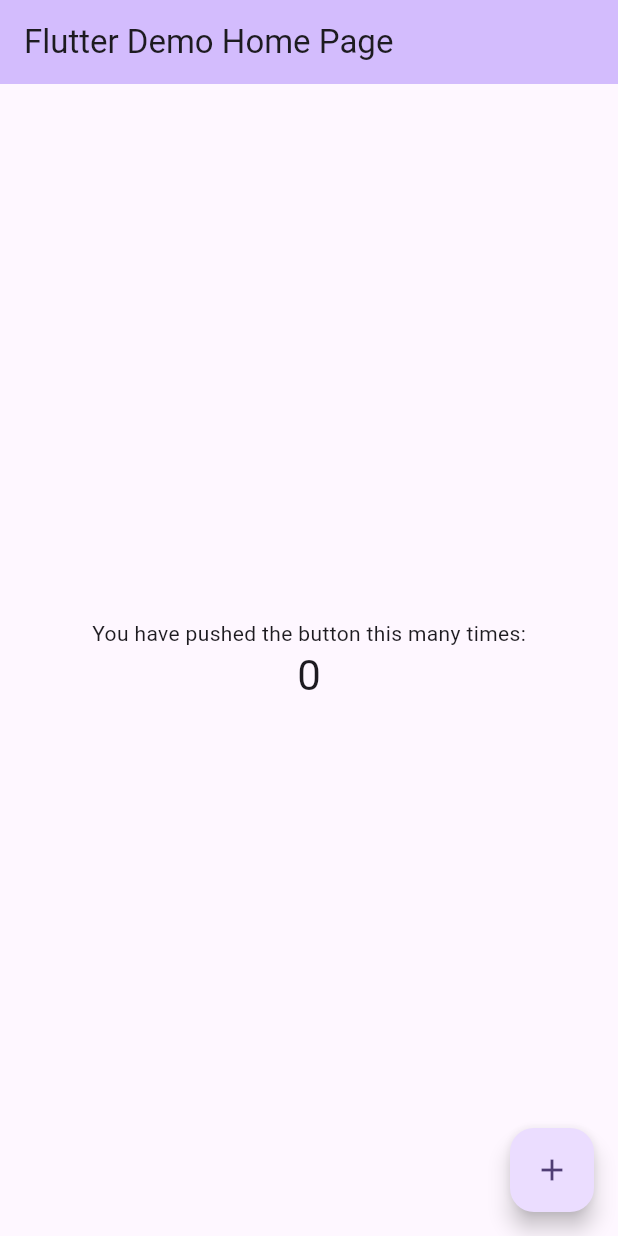
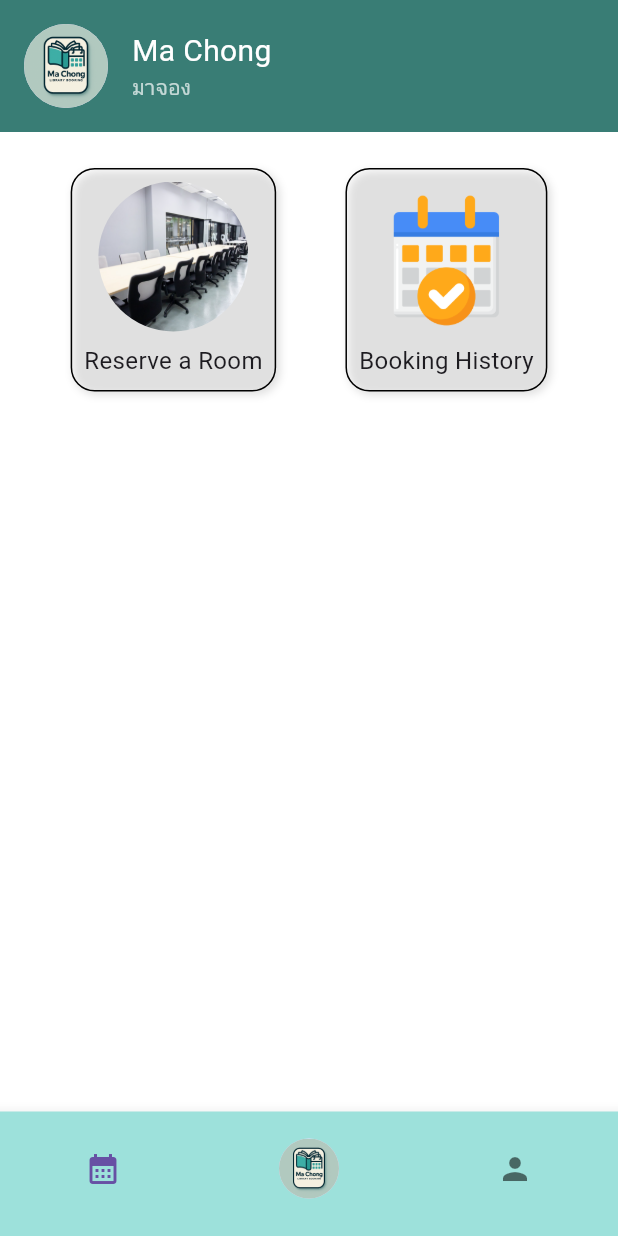
Before and after one commit to TangTuTy/ITDS283_sec1_Gr7_Majong, a Flutter app: the screen it shows after launch, on a phone screen of 412 x 824 dp. Run offline on Flutter 3.47's test engine with Material 3 defaults, Android fonts, the phone set to English and light mode, and no system bars.

Commit message:
Nav and Buttom

```diff
--- a/lib/main.dart
+++ b/lib/main.dart
@@ -1,124 +1,18 @@
 import 'package:flutter/material.dart';
+import 'package:myapp/pages/Homepage.dart';
 
 void main() {
-  runApp(const MyApp());
+  runApp(const MaChongApp());
 }
 
-class MyApp extends StatelessWidget {
-  const MyApp({super.key});
+class MaChongApp extends StatelessWidget {
+  const MaChongApp({super.key});
 
-  // This widget is the root of your application.
   @override
   Widget build(BuildContext context) {
-    return MaterialApp(
-      title: 'Flutter Demo',
-      theme: ThemeData(
-        // This is the theme of your application.
-        //
-        // TRY THIS: Try running your application with "flutter run". You'll see
-        // the application has a purple toolbar. Then, without quitting the app,
-        // try changing the seedColor in the colorScheme below to Colors.green
-        // and then invoke "hot reload" (save your changes or press the "hot
-        // reload" button in a Flutter-supported IDE, or press "r" if you used
-        // the command line to start the app).
-        //
-        // Notice that the counter didn't reset back to zero; the application
-        // state is not lost during the reload. To reset the state, use hot
-        // restart instead.
-        //
-        // This works for code too, not just values: Most code changes can be
-        // tested with just a hot reload.
-        colorScheme: ColorScheme.fromSeed(seedColor: Colors.deepPurple),
-        useMaterial3: true,
-      ),
-      home: const MyHomePage(title: 'Flutter Demo Home Page'),
+    return const MaterialApp(
+      home: Homepage(),
+      debugShowCheckedModeBanner: false,
     );
   }
 }
-
-class MyHomePage extends StatefulWidget {
-  const MyHomePage({super.key, required this.title});
-
-  // This widget is the home page of your application. It is stateful, meaning
-  // that it has a State object (defined below) that contains fields that affect
-  // how it looks.
-
-  // This class is the configuration for the state. It holds the values (in this
-  // case the title) provided by the parent (in this case the App widget) and
-  // used by the build method of the State. Fields in a Widget subclass are
-  // always marked "final".
-
-  final String title;
-
-  @override
-  State<MyHomePage> createState() => _MyHomePageState();
-}
-
-class _MyHomePageState extends State<MyHomePage> {
-  int _counter = 0;
-
-  void _incrementCounter() {
-    setState(() {
-      // This call to setState tells the Flutter framework that something has
-      // changed in this State, which causes it to rerun the build method below
-      // so that the display can reflect the updated values. If we changed
-      // _counter without calling setState(), then the build method would not be
-      // called again, and so nothing would appear to happen.
-      _counter++;
-    });
-  }
-
-  @override
-  Widget build(BuildContext context) {
-    // This method is rerun every time setState is called, for instance as done
-    // by the _incrementCounter method above.
-    //
-    // The Flutter framework has been optimized to make rerunning build methods
-    // fast, so that you can just rebuild anything that needs updating rather
-    // than having to individually change instances of widgets.
-    return Scaffold(
-      appBar: AppBar(
-        // TRY THIS: Try changing the color here to a specific color (to
-        // Colors.amber, perhaps?) and trigger a hot reload to see the AppBar
-        // change color while the other colors stay the same.
-        backgroundColor: Theme.of(context).colorScheme.inversePrimary,
-        // Here we take the value from the MyHomePage object that was created by
-        // the App.build method, and use it to set our appbar title.
-        title: Text(widget.title),
-      ),
-      body: Center(
-        // Center is a layout widget. It takes a single child and positions it
-        // in the middle of the parent.
-        child: Column(
-          // Column is also a layout widget. It takes a list of children and
-          // arranges them vertically. By default, it sizes itself to fit its
-          // children horizontally, and tries to be as tall as its parent.
-          //
-          // Column has various properties to control how it sizes itself and
-          // how it positions its children. Here we use mainAxisAlignment to
-          // center the children vertically; the main axis here is the vertical
-          // axis because Columns are vertical (the cross axis would be
-          // horizontal).
-          //
-          // TRY THIS: Invoke "debug painting" (choose the "Toggle Debug Paint"
-          // action in the IDE, or press "p" in the console), to see the
-          // wireframe for each widget.
-          mainAxisAlignment: MainAxisAlignment.center,
-          children: <Widget>[
-            const Text('You have pushed the button this many times:'),
-            Text(
-              '$_counter',
-              style: Theme.of(context).textTheme.headlineMedium,
-            ),
-          ],
-        ),
-      ),
-      floatingActionButton: FloatingActionButton(
-        onPressed: _incrementCounter,
-        tooltip: 'Increment',
-        child: const Icon(Icons.add),
-      ), // This trailing comma makes auto-formatting nicer for build methods.
-    );
-  }
-}
-//ทดสอบcommit phruek
--- /dev/null
+++ b/lib/pages/Homepage.dart
@@ -0,0 +1,172 @@
+import 'package:flutter/material.dart';
+import 'package:myapp/pages/Reservation.dart';
+import 'package:myapp/pages/BookingHistory.dart'; // เพิ่มการ import หน้า BookingHistory
+
+class Homepage extends StatelessWidget {
+  const Homepage({super.key});
+
+  void navigateToReservation(BuildContext context) {
+    Navigator.push(
+      context,
+      MaterialPageRoute(builder: (context) => const ReservationPage()),
+    );
+  }
+
+  void navigateToBookingHistory(BuildContext context) {
+    Navigator.push(
+      context,
+      MaterialPageRoute(builder: (context) => const BookingHistoryPage()), // เพิ่มการเชื่อมไปหน้า BookingHistory
+    );
+  }
+
+  @override
+  Widget build(BuildContext context) {
+    return Scaffold(
+      backgroundColor: Colors.white,
+
+      // BottomNavigationBar แบบที่มีโลโก้ตรงกลาง
+      bottomNavigationBar: BottomNavigationBar(
+        backgroundColor: const Color(0xFF9DE1DB),
+        showSelectedLabels: false,
+        showUnselectedLabels: false,
+        items: [
+          BottomNavigationBarItem(
+            icon: IconButton(
+              icon: const Icon(Icons.calendar_month),
+              onPressed: () => navigateToReservation(context),
+            ),
+            label: '',
+          ),
+          BottomNavigationBarItem(
+            icon: CircleAvatar(
+              radius: 20, // ขนาดของ CircleAvatar
+              backgroundImage: AssetImage('assets/logo.png'),
+            ),
+            label: '',
+          ),
+          const BottomNavigationBarItem(
+            icon: Icon(Icons.person),
+            label: '',
+          ),
+        ],
+      ),
+
+      body: SafeArea(
+        child: Column(
+          children: [
+            // Header
+            Container(
+              color: const Color(0xFF397D75),
+              padding: const EdgeInsets.all(16),
+              child: Row(
+                children: [
+                  CircleAvatar(
+                    radius: 28,
+                    backgroundImage: AssetImage('assets/logo.png'),
+                  ),
+                  const SizedBox(width: 16),
+                  const Column(
+                    crossAxisAlignment: CrossAxisAlignment.start,
+                    children: [
+                      Text(
+                        'Ma Chong',
+                        style: TextStyle(color: Colors.white, fontSize: 20),
+                      ),
+                      Text(
+                        'มาจอง',
+                        style: TextStyle(color: Colors.white70, fontSize: 14),
+                      ),
+                    ],
+                  ),
+                ],
+              ),
+            ),
+
+            // Reserve & History buttons
+            Padding(
+              padding: const EdgeInsets.symmetric(vertical: 24, horizontal: 24),
+              child: Row(
+                mainAxisAlignment: MainAxisAlignment.spaceAround,
+                children: [
+                  GestureDetector(
+                    onTap: () => navigateToReservation(context),
+                    child: Column(
+                      children: [
+                        Container(
+                          decoration: BoxDecoration(
+                            borderRadius: BorderRadius.circular(16),
+                            border: Border.all(color: Colors.black),
+                            boxShadow: const [
+                              BoxShadow(
+                                color: Colors.black12,
+                                blurRadius: 4,
+                                offset: Offset(2, 2),
+                              ),
+                            ],
+                          ),
+                          padding: const EdgeInsets.all(8),
+                          child: Column(
+                            children: [
+                              ClipOval(
+                                child: Image.asset(
+                                  'assets/room.png',
+                                  width: 100,
+                                  height: 100,
+                                  fit: BoxFit.cover,
+                                ),
+                              ),
+                              const SizedBox(height: 8),
+                              const Text(
+                                'Reserve a Room',
+                                style: TextStyle(fontSize: 16),
+                              ),
+                            ],
+                          ),
+                        ),
+                      ],
+                    ),
+                  ),
+                  Column(
+                    children: [
+                      GestureDetector(
+                        onTap: () => navigateToBookingHistory(context), // เพิ่มการเชื่อมไปหน้า BookingHistory
+                        child: Container(
+                          decoration: BoxDecoration(
+                            borderRadius: BorderRadius.circular(16),
+                            border: Border.all(color: Colors.black),
+                            boxShadow: const [
+                              BoxShadow(
+                                color: Colors.black12,
+                                blurRadius: 4,
+                                offset: Offset(2, 2),
+                              ),
+                            ],
+                          ),
+                          padding: const EdgeInsets.all(8),
+                          child: Column(
+                            children: [
+                              Image.asset(
+                                'assets/calendar.png',
+                                width: 100,
+                                height: 100,
+                              ),
+                              const SizedBox(height: 8),
+                              const Text(
+                                'Booking History',
+                                style: TextStyle(fontSize: 16),
+                              ),
+                            ],
+                          ),
+                        ),
+                      ),
+                    ],
+                  ),
+                ],
+              ),
+            ),
+          ],
+        ),
+      ),
+    );
+  }
+}
--- a/pubspec.yaml
+++ b/pubspec.yaml
@@ -61,7 +61,10 @@ flutter:
   # assets:
   #   - images/a_dot_burr.jpeg
   #   - images/a_dot_ham.jpeg
-
+  assets:
+    #- assets/logo.png
+    - assets/
+    #- assets/calendar.png
   # An image asset can refer to one or more resolution-specific "variants", see
   # https://flutter.dev/to/resolution-aware-images
 
```
Also changed, not shown: lib/pages/BookingHistory.dart (added, +95 -0 lines), lib/pages/Reservation.dart (added, +95 -0 lines), assets/calendar.png (added), assets/logo.png (added), assets/mahidol_room.png (added), assets/room.png (added), pubspec.lock, 126 other files.
